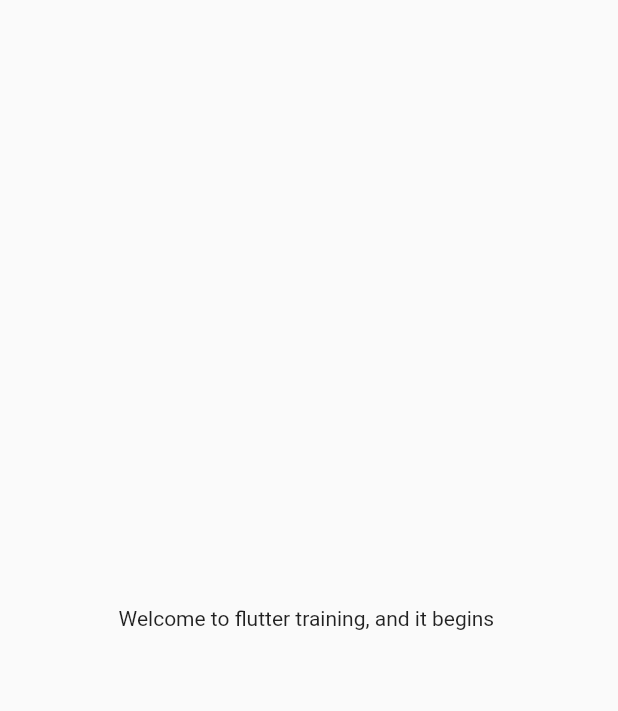
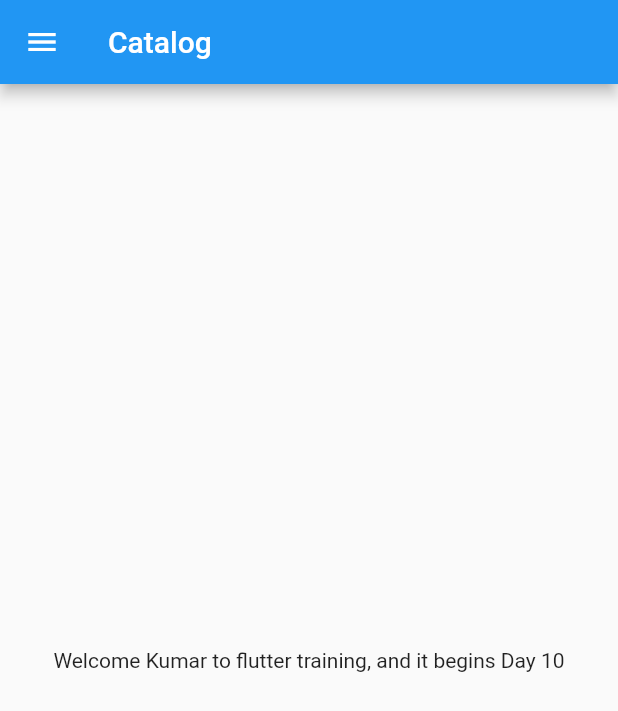
Before and after one commit to kumarktexas/fluterTutorial, a Flutter app: the screen it shows after launch, on a phone screen of 412 x 824 dp. Shown: the top 711 px of the screen. Run offline on Flutter 3.47's test engine with Material 2 defaults, Android fonts, the phone set to English and light mode, and no system bars; missing offline and left inert: dart:ffi.

Commit message:
Started Scaffold

```diff
--- /dev/null
+++ b/lib/home_page.dart
@@ -0,0 +1,19 @@
+import 'package:flutter/material.dart';
+
+class HomePage extends StatelessWidget {
+  final int x = 10;
+  final String name = "Kumar";
+  @override
+  Widget build(BuildContext context) {
+    return Scaffold(
+      appBar: AppBar(title: Text("Catalog")),
+      body: Center(
+        child: Container(
+          child:
+              Text("Welcome $name to flutter training, and it begins Day $x"),
+        ),
+      ),
+      drawer: Drawer(),
+    );
+  }
+}
--- a/lib/main.dart
+++ b/lib/main.dart
@@ -1,24 +1,17 @@
 import 'dart:ffi';
 
 import 'package:flutter/material.dart';
+import 'home_page.dart';
 
 void main() {
   runApp(MyApp());
 }
 
 class MyApp extends StatelessWidget {
-  const MyApp({Key? key}) : super(key: key);
-
   @override
   Widget build(BuildContext context) {
     return MaterialApp(
-      home: Material(
-        child: Center(
-          child: Container(
-            child: Text("Welcome to flutter training, and it begins "),
-          ),
-        ),
-      ),
+      home: HomePage(),
     );
   }
 }
```
